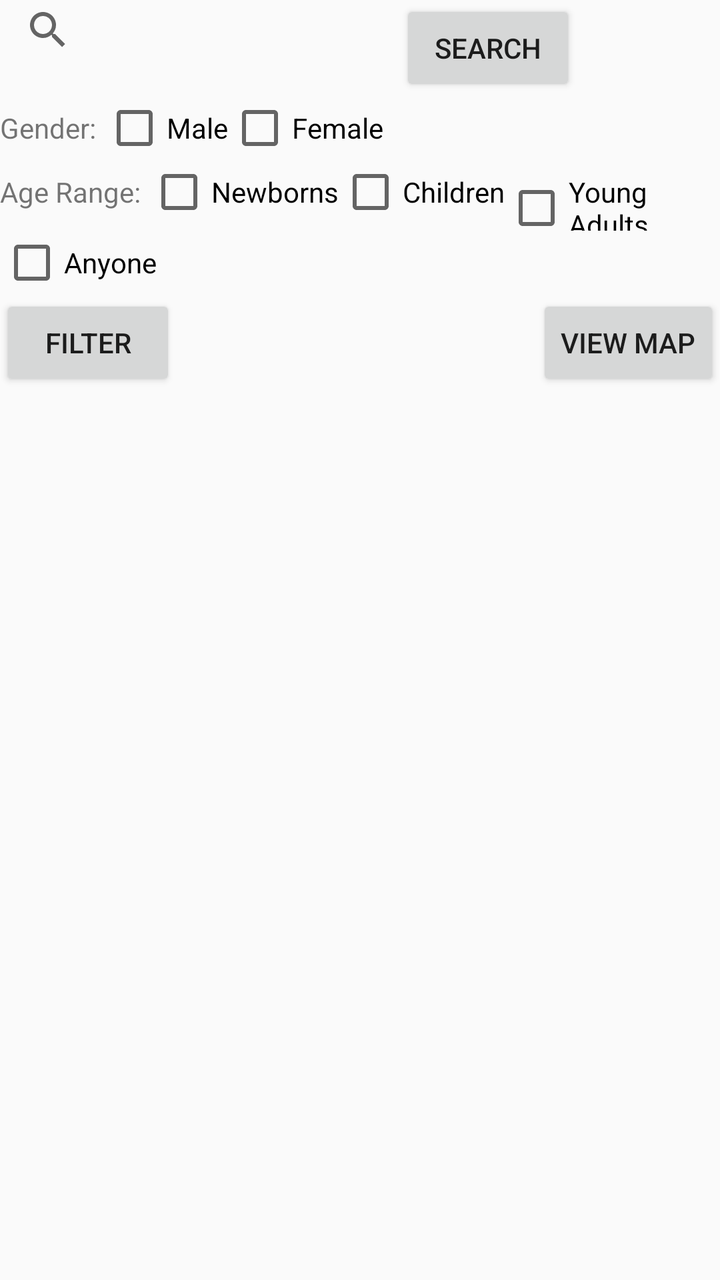
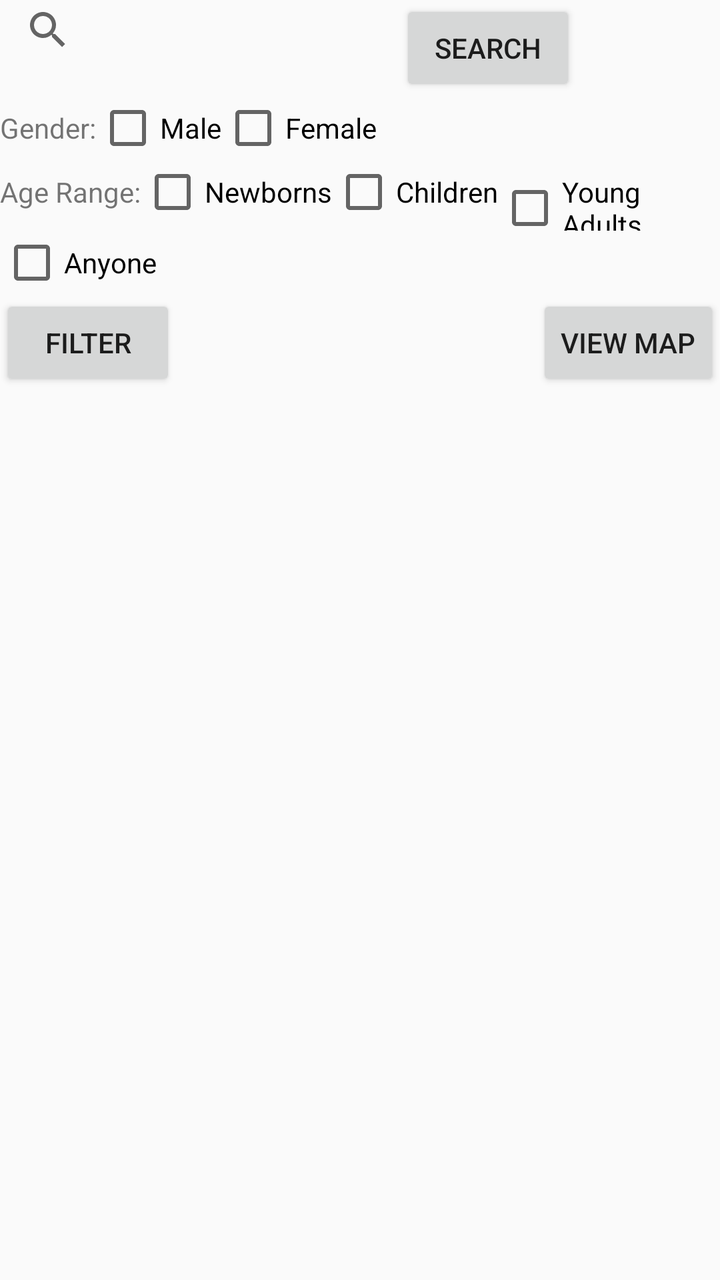

Before-and-after screenshots of an Android layout around one commit, followed by the original layout XML and the change that was made.
<!-- AndroidManifest.xml: application theme AppTheme -->
<!-- res/layout/list_shelter.xml -->
<?xml version="1.0" encoding="utf-8"?>
<LinearLayout android:orientation="vertical"
    android:layout_width="match_parent"
    android:layout_height="match_parent"
    xmlns:android="http://schemas.android.com/apk/res/android">


    <LinearLayout
        android:layout_width="match_parent"
        android:layout_height="wrap_content"
        android:orientation="horizontal">
        <android.support.v7.widget.SearchView
            android:id="@+id/search_view"
            android:layout_width="200sp"
            android:layout_height="30sp" />
        <Button
            android:layout_width="wrap_content"
            android:layout_height="wrap_content"
            android:text="Search"
            android:id="@+id/search_shelter_button"/>


    </LinearLayout>

    <LinearLayout
        android:layout_width="match_parent"
        android:layout_height="wrap_content"
        android:orientation="horizontal">
        <TextView
            android:layout_width="wrap_content"
            android:layout_height="wrap_content"
            android:text="Gender: "/>

        <CheckBox
            android:layout_width="wrap_content"
            android:layout_height="wrap_content"
            android:id="@+id/filter_male"
            android:text="Male" />

        <CheckBox
            android:layout_width="wrap_content"
            android:layout_height="wrap_content"
            android:id="@+id/filter_female"
            android:text="Female"/>


    </LinearLayout>


    <LinearLayout
        android:layout_width="match_parent"
        android:layout_height="wrap_content"
        android:orientation="horizontal">
        <TextView
            android:layout_width="wrap_content"
            android:layout_height="wrap_content"
            android:text="Age Range: "/>

        <CheckBox
            android:layout_width="wrap_content"
            android:layout_height="wrap_content"
            android:text="Newborns"
            android:id="@+id/filter_newborns_checkbox"/>

        <CheckBox
            android:layout_width="wrap_content"
            android:layout_height="wrap_content"
            android:text="Children"
            android:id="@+id/filter_children_checkbox"/>
        <CheckBox
            android:layout_width="wrap_content"
            android:layout_height="wrap_content"
            android:text="Young Adults"
            android:id="@+id/filter_young_adults_checkbox"/>

    </LinearLayout>
    <CheckBox
        android:layout_width="wrap_content"
        android:layout_height="wrap_content"
        android:text="Anyone"
        android:id="@+id/filter_anyone"
        />
    <LinearLayout
        android:layout_width="match_parent"
        android:layout_height="wrap_content"
        android:orientation="horizontal">
        <Button
            android:layout_width="wrap_content"
            android:layout_height="wrap_content"
            android:text="Filter"
            android:id="@+id/filter_shelters_button"/>
        <View
            android:layout_width="0dp"
            android:layout_height="0dp"
            android:layout_weight="1" />
        <Button
            android:layout_width="wrap_content"
            android:layout_height="wrap_content"
            android:text="View Map"
            android:id="@+id/display_filtered_map"/>
    </LinearLayout>


    <android.support.v7.widget.RecyclerView
        android:layout_width="fill_parent"
        android:layout_height="fill_parent"
        android:id="@+id/recyclerView"
        >


    </android.support.v7.widget.RecyclerView>

</LinearLayout>
<!-- resources referenced by this layout -->
<resources>
  <style name="AppTheme" parent="Theme.AppCompat.Light.DarkActionBar">
      </style>
</resources>

<!-- the commit's change to res/layout/list_shelter.xml (unified diff, before → after) -->
@@ -16,7 +16,7 @@
         <Button
             android:layout_width="wrap_content"
             android:layout_height="wrap_content"
-            android:text="Search"
+            android:text="@string/search"
             android:id="@+id/search_shelter_button"/>
 
 
@@ -29,19 +29,19 @@
         <TextView
             android:layout_width="wrap_content"
             android:layout_height="wrap_content"
-            android:text="Gender: "/>
+            android:text="@string/filter_cat_gender"/>
 
         <CheckBox
             android:layout_width="wrap_content"
             android:layout_height="wrap_content"
             android:id="@+id/filter_male"
-            android:text="Male" />
+            android:text="@string/filter_male" />
 
         <CheckBox
             android:layout_width="wrap_content"
             android:layout_height="wrap_content"
             android:id="@+id/filter_female"
-            android:text="Female"/>
+            android:text="@string/filter_female"/>
 
 
     </LinearLayout>
@@ -54,30 +54,30 @@
         <TextView
             android:layout_width="wrap_content"
             android:layout_height="wrap_content"
-            android:text="Age Range: "/>
+            android:text="@string/filter_cat_age_range"/>
 
         <CheckBox
             android:layout_width="wrap_content"
             android:layout_height="wrap_content"
-            android:text="Newborns"
+            android:text="@string/filter_newborns"
             android:id="@+id/filter_newborns_checkbox"/>
 
         <CheckBox
             android:layout_width="wrap_content"
             android:layout_height="wrap_content"
-            android:text="Children"
+            android:text="@string/filter_children"
             android:id="@+id/filter_children_checkbox"/>
         <CheckBox
             android:layout_width="wrap_content"
             android:layout_height="wrap_content"
-            android:text="Young Adults"
+            android:text="@string/filter_young_adults"
             android:id="@+id/filter_young_adults_checkbox"/>
 
     </LinearLayout>
     <CheckBox
         android:layout_width="wrap_content"
         android:layout_height="wrap_content"
-        android:text="Anyone"
+        android:text="@string/filter_allow_all"
         android:id="@+id/filter_anyone"
         />
     <LinearLayout
@@ -87,7 +87,7 @@
         <Button
             android:layout_width="wrap_content"
             android:layout_height="wrap_content"
-            android:text="Filter"
+            android:text="@string/filter"
             android:id="@+id/filter_shelters_button"/>
         <View
             android:layout_width="0dp"
@@ -96,7 +96,7 @@
         <Button
             android:layout_width="wrap_content"
             android:layout_height="wrap_content"
-            android:text="View Map"
+            android:text="@string/view_map"
             android:id="@+id/display_filtered_map"/>
     </LinearLayout>
 
<!-- resource entries referenced after the edit -->
@@ -1,5 +1,16 @@
 <!-- resources referenced by this layout -->
 <resources>
+  <string name="filter">Filter</string>
+  <string name="filter_allow_all">Anyone</string>
+  <string name="filter_cat_age_range">Age Range: </string>
+  <string name="filter_cat_gender">Gender: </string>
+  <string name="filter_children">Children</string>
+  <string name="filter_female">Female</string>
+  <string name="filter_male">Male</string>
+  <string name="filter_newborns">Newborns</string>
+  <string name="filter_young_adults">Young Adults</string>
+  <string name="search">Search</string>
+  <string name="view_map">View Map</string>
   <style name="AppTheme" parent="Theme.AppCompat.Light.DarkActionBar">
       </style>
 </resources>
